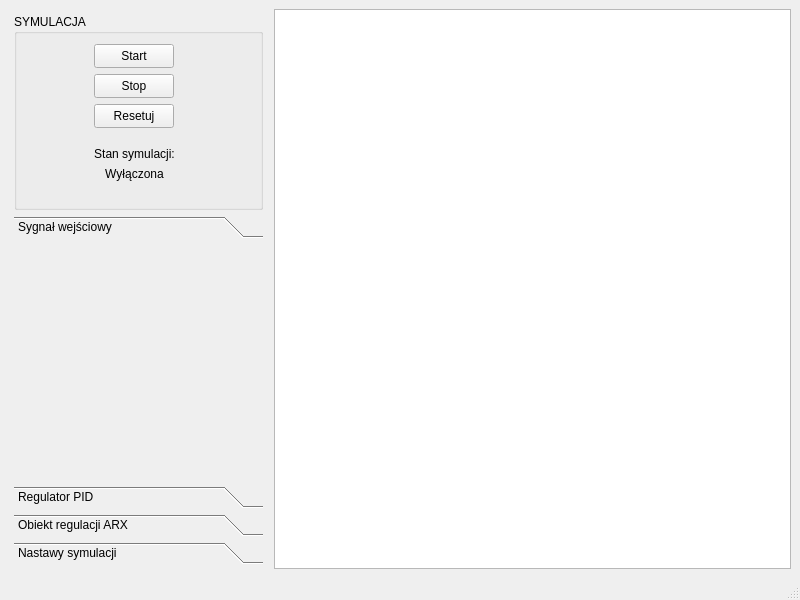
First picture: the form in pk-project/mainwindow.ui, repository MateuszRym/pk-project, before the edit.
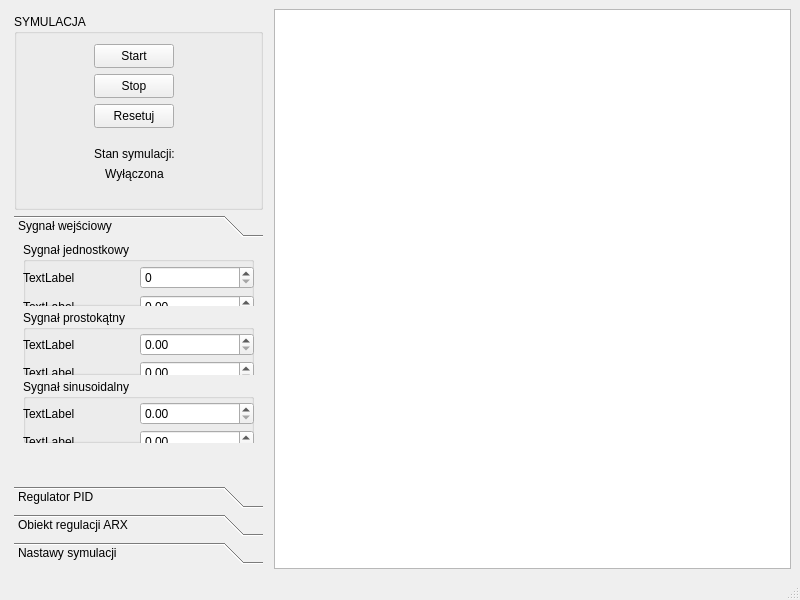
Second picture: the form after the edit. The open tabs and pages were chosen to show the change.

What changed in the file:
```diff
--- a/pk-project/mainwindow.ui
+++ b/pk-project/mainwindow.ui
@@ -28,9 +28,9 @@
   <widget class="QWidget" name="centralwidget">
    <layout class="QHBoxLayout" name="horizontalLayout" stretch="0,6">
     <item>
-     <layout class="QVBoxLayout" name="verticalLayout" stretch="3,5">
+     <layout class="QVBoxLayout" name="verticalLayout" stretch="3,6">
       <property name="spacing">
-       <number>6</number>
+       <number>5</number>
       </property>
       <property name="leftMargin">
        <number>5</number>
@@ -172,7 +172,7 @@
            <x>0</x>
            <y>0</y>
            <width>249</width>
-           <height>207</height>
+           <height>208</height>
           </rect>
          </property>
          <attribute name="label">
@@ -187,7 +187,161 @@
             <height>201</height>
            </rect>
           </property>
-          <layout class="QVBoxLayout" name="verticalLayout_2"/>
+          <layout class="QVBoxLayout" name="verticalLayout_2" stretch="1,1,1">
+           <property name="spacing">
+            <number>4</number>
+           </property>
+           <item>
+            <widget class="QGroupBox" name="groupBox_3">
+             <property name="title">
+              <string>Sygnał jednostkowy</string>
+             </property>
+             <widget class="QWidget" name="verticalLayoutWidget">
+              <property name="geometry">
+               <rect>
+                <x>0</x>
+                <y>20</y>
+                <width>231</width>
+                <height>62</height>
+               </rect>
+              </property>
+              <layout class="QVBoxLayout" name="verticalLayout_4">
+               <property name="spacing">
+                <number>2</number>
+               </property>
+               <item>
+                <layout class="QHBoxLayout" name="horizontalLayout_5">
+                 <item>
+                  <widget class="QLabel" name="label_6">
+                   <property name="text">
+                    <string>TextLabel</string>
+                   </property>
+                  </widget>
+                 </item>
+                 <item>
+                  <widget class="QSpinBox" name="spinBox_4"/>
+                 </item>
+                </layout>
+               </item>
+               <item>
+                <layout class="QHBoxLayout" name="horizontalLayout_6">
+                 <item>
+                  <widget class="QLabel" name="label_7">
+                   <property name="text">
+                    <string>TextLabel</string>
+                   </property>
+                  </widget>
+                 </item>
+                 <item>
+                  <widget class="QDoubleSpinBox" name="doubleSpinBox"/>
+                 </item>
+                </layout>
+               </item>
+              </layout>
+             </widget>
+            </widget>
+           </item>
+           <item>
+            <widget class="QGroupBox" name="groupBox_5">
+             <property name="title">
+              <string>Sygnał prostokątny</string>
+             </property>
+             <widget class="QWidget" name="verticalLayoutWidget_3">
+              <property name="geometry">
+               <rect>
+                <x>0</x>
+                <y>20</y>
+                <width>231</width>
+                <height>58</height>
+               </rect>
+              </property>
+              <layout class="QVBoxLayout" name="verticalLayout_5">
+               <property name="spacing">
+                <number>2</number>
+               </property>
+               <item>
+                <layout class="QHBoxLayout" name="horizontalLayout_7">
+                 <item>
+                  <widget class="QLabel" name="label_8">
+                   <property name="text">
+                    <string>TextLabel</string>
+                   </property>
+                  </widget>
+                 </item>
+                 <item>
+                  <widget class="QDoubleSpinBox" name="doubleSpinBox_2"/>
+                 </item>
+                </layout>
+               </item>
+               <item>
+                <layout class="QHBoxLayout" name="horizontalLayout_8">
+                 <item>
+                  <widget class="QLabel" name="label_9">
+                   <property name="text">
+                    <string>TextLabel</string>
+                   </property>
+                  </widget>
+                 </item>
+                 <item>
+                  <widget class="QDoubleSpinBox" name="doubleSpinBox_5"/>
+                 </item>
+                </layout>
+               </item>
+              </layout>
+             </widget>
+            </widget>
+           </item>
+           <item>
+            <widget class="QGroupBox" name="groupBox_4">
+             <property name="title">
+              <string>Sygnał sinusoidalny</string>
+             </property>
+             <widget class="QWidget" name="verticalLayoutWidget_4">
+              <property name="geometry">
+               <rect>
+                <x>0</x>
+                <y>20</y>
+                <width>231</width>
+                <height>58</height>
+               </rect>
+              </property>
+              <layout class="QVBoxLayout" name="verticalLayout_6">
+               <property name="spacing">
+                <number>2</number>
+               </property>
+               <item>
+                <layout class="QHBoxLayout" name="horizontalLayout_10">
+                 <item>
+                  <widget class="QLabel" name="label_11">
+                   <property name="text">
+                    <string>TextLabel</string>
+                   </property>
+                  </widget>
+                 </item>
+                 <item>
+                  <widget class="QDoubleSpinBox" name="doubleSpinBox_3"/>
+                 </item>
+                </layout>
+               </item>
+               <item>
+                <layout class="QHBoxLayout" name="horizontalLayout_9">
+                 <item>
+                  <widget class="QLabel" name="label_10">
+                   <property name="text">
+                    <string>TextLabel</string>
+                   </property>
+                  </widget>
+                 </item>
+                 <item>
+                  <widget class="QDoubleSpinBox" name="doubleSpinBox_4"/>
+                 </item>
+                </layout>
+               </item>
+              </layout>
+             </widget>
+            </widget>
+           </item>
+          </layout>
          </widget>
         </widget>
         <widget class="QWidget" name="page_2">
@@ -329,45 +483,6 @@
          <attribute name="label">
           <string>Nastawy symulacji</string>
          </attribute>
-         <widget class="QScrollArea" name="scrollArea_2">
-          <property name="geometry">
-           <rect>
-            <x>0</x>
-            <y>10</y>
-            <width>249</width>
-            <height>141</height>
-           </rect>
-          </property>
-          <property name="verticalScrollBarPolicy">
-           <enum>Qt::ScrollBarPolicy::ScrollBarAlwaysOn</enum>
-          </property>
-          <property name="widgetResizable">
-           <bool>true</bool>
-          </property>
-          <widget class="QWidget" name="scrollAreaWidgetContents_2">
-           <property name="geometry">
-            <rect>
-             <x>0</x>
-             <y>0</y>
-             <width>233</width>
-             <height>139</height>
-            </rect>
-           </property>
-           <widget class="QGroupBox" name="groupBox_3">
-            <property name="geometry">
-             <rect>
-              <x>10</x>
-              <y>10</y>
-              <width>191</width>
-              <height>121</height>
-             </rect>
-            </property>
-            <property name="title">
-             <string>GroupBox</string>
-            </property>
-           </widget>
-          </widget>
-         </widget>
         </widget>
        </widget>
       </item>
```
Left out of the diff: 8 changed lines with no effect on the pictures.
